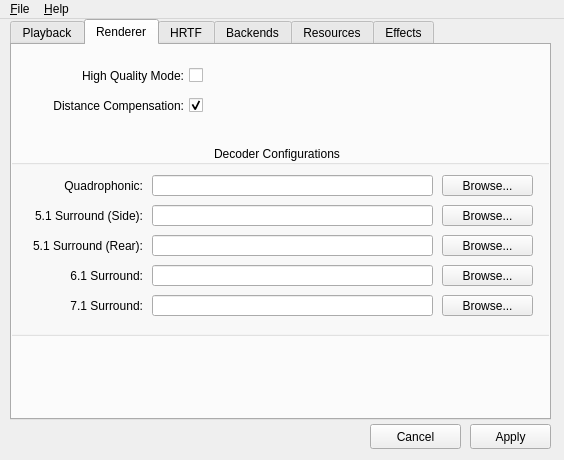
The window that utils/alsoft-config/mainwindow.ui (kcat/openal-soft) describes before a commit, drawn with Qt 5.
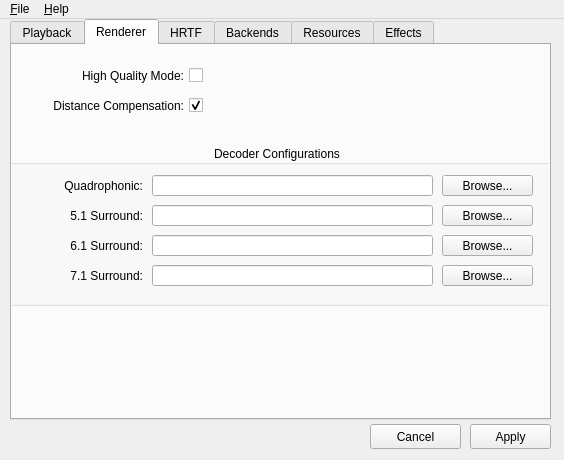
The same window after the commit. The open tabs and pages were chosen to show the change. Icons and pictures are not drawn.

Commit message:
Remove the separate surround51rear decoder option
Both 5.1 Side and Rear configurations use 'surround51' to look up the
appropriate decoder file. The decoder loader already handles mapping between
rear and side channels, so there's no need for separate options.

What changed in the file:
```diff
--- a/utils/alsoft-config/mainwindow.ui
+++ b/utils/alsoft-config/mainwindow.ui
@@ -622,7 +622,7 @@
         <x>-10</x>
         <y>100</y>
         <width>551</width>
-        <height>191</height>
+        <height>161</height>
        </rect>
       </property>
       <property name="title">
@@ -703,56 +703,17 @@
         </rect>
        </property>
        <property name="text">
-        <string>5.1 Surround (Side):</string>
+        <string>5.1 Surround:</string>
        </property>
        <property name="alignment">
         <set>Qt::AlignRight|Qt::AlignTrailing|Qt::AlignVCenter</set>
        </property>
       </widget>
-      <widget class="QLabel" name="label_27">
-       <property name="geometry">
-        <rect>
-         <x>20</x>
-         <y>90</y>
-         <width>121</width>
-         <height>21</height>
-        </rect>
-       </property>
-       <property name="text">
-        <string>5.1 Surround (Rear):</string>
-       </property>
-       <property name="alignment">
-        <set>Qt::AlignRight|Qt::AlignTrailing|Qt::AlignVCenter</set>
-       </property>
-      </widget>
-      <widget class="QLineEdit" name="decoder51RearLineEdit">
-       <property name="geometry">
-        <rect>
-         <x>150</x>
-         <y>90</y>
-         <width>281</width>
-         <height>21</height>
-        </rect>
-       </property>
-      </widget>
-      <widget class="QPushButton" name="decoder51RearButton">
-       <property name="geometry">
-        <rect>
-         <x>440</x>
-         <y>90</y>
-         <width>91</width>
-         <height>21</height>
-        </rect>
-       </property>
-       <property name="text">
-        <string>Browse...</string>
-       </property>
-      </widget>
       <widget class="QLabel" name="label_28">
        <property name="geometry">
         <rect>
          <x>20</x>
-         <y>120</y>
+         <y>90</y>
          <width>121</width>
          <height>21</height>
         </rect>
@@ -768,7 +729,7 @@
        <property name="geometry">
         <rect>
          <x>150</x>
-         <y>120</y>
+         <y>90</y>
          <width>281</width>
          <height>21</height>
         </rect>
@@ -778,7 +739,7 @@
        <property name="geometry">
         <rect>
          <x>440</x>
-         <y>120</y>
+         <y>90</y>
          <width>91</width>
          <height>21</height>
         </rect>
@@ -791,7 +752,7 @@
        <property name="geometry">
         <rect>
          <x>440</x>
-         <y>150</y>
+         <y>120</y>
          <width>91</width>
          <height>21</height>
         </rect>
@@ -804,7 +765,7 @@
        <property name="geometry">
         <rect>
          <x>150</x>
-         <y>150</y>
+         <y>120</y>
          <width>281</width>
          <height>21</height>
         </rect>
@@ -814,7 +775,7 @@
        <property name="geometry">
         <rect>
          <x>20</x>
-         <y>150</y>
+         <y>120</y>
          <width>121</width>
          <height>21</height>
         </rect>
```
The commit also changes 4 other files.
